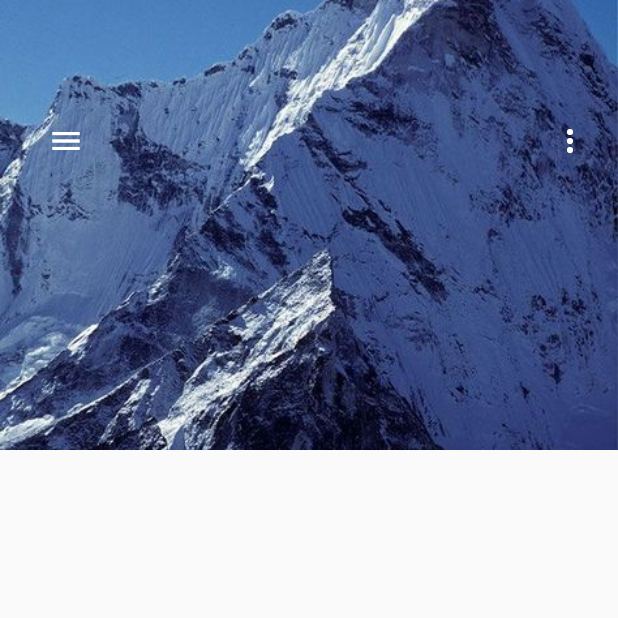
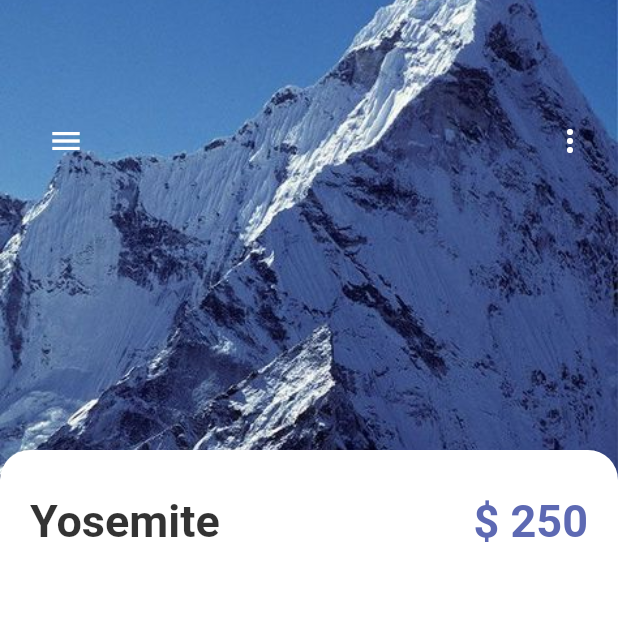
Before and after one commit to sxjal/More-Journeys, a Flutter app: the screen it shows after launch, on a phone screen of 412 x 824 dp, the top half of it. Run offline on Flutter 3.47's test engine with Material 2 defaults, Android fonts, the phone set to English and light mode, and no system bars.

Commit message:
detailpage

```diff
--- a/lib/pages/detailpage.dart
+++ b/lib/pages/detailpage.dart
@@ -1,4 +1,6 @@
 import 'package:flutter/material.dart';
+import 'package:morejourneys/misc/colors.dart';
+import 'package:morejourneys/widgets/app_large_text.dart';
 
 class DetailPage extends StatefulWidget {
   const DetailPage({super.key});
@@ -21,7 +23,7 @@ class _DetailPageState extends State<DetailPage> {
               right: 0,
               child: Container(
                 width: double.maxFinite,
-                height: 300,
+                height: 400,
                 decoration: BoxDecoration(
                   image: DecorationImage(
                     image: AssetImage("img/mountain.jpeg"),
@@ -53,6 +55,40 @@ class _DetailPageState extends State<DetailPage> {
                 ],
               ),
             ),
+            Positioned(
+              top: 300,
+              child: Container(
+                padding: const EdgeInsets.only(
+                  left: 20,
+                  right: 20,
+                  top: 30,
+                ),
+                width: MediaQuery.of(context).size.width,
+                height: 550,
+                decoration: const BoxDecoration(
+                  color: Colors.white,
+                  borderRadius: BorderRadius.only(
+                    topLeft: Radius.circular(20),
+                    topRight: Radius.circular(20),
+                  ),
+                ),
+                child: Column(
+                  children: [
+                    Row(
+                      mainAxisAlignment: MainAxisAlignment.spaceBetween,
+                      children: [
+                        AppLargeText(
+                          text: "Yosemite",
+                          color: Colors.black54.withOpacity(0.8),
+                        ),
+                        AppLargeText(
+                            text: "\$ 250", color: AppColors.mainColor),
+                      ],
+                    ),
+                  ],
+                ),
+              ),
+            )
           ],
         ),
       ),
```
